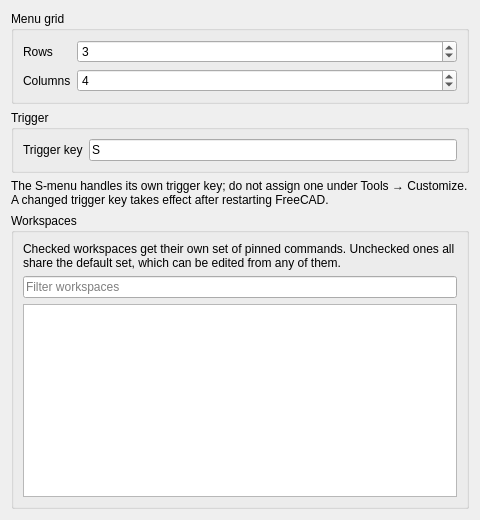
First picture: the form in Resources/ui/Preferences.ui, repository SteinerFabian0/SMenuForFreeCad, before the edit.
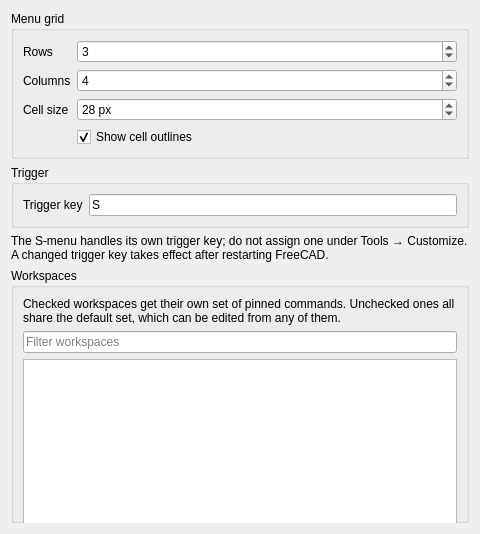
Second picture: the form after the edit.

What changed in the file:
```diff
--- a/Resources/ui/Preferences.ui
+++ b/Resources/ui/Preferences.ui
@@ -66,6 +66,45 @@
         </property>
        </widget>
       </item>
+      <item row="2" column="0">
+       <widget class="QLabel" name="cellSizeLabel">
+        <property name="text">
+         <string>Cell size</string>
+        </property>
+       </widget>
+      </item>
+      <item row="2" column="1">
+       <widget class="QSpinBox" name="cellSize">
+        <property name="toolTip">
+         <string>Edge length of one grid cell in pixels; the command icons scale with it</string>
+        </property>
+        <property name="suffix">
+         <string> px</string>
+        </property>
+        <property name="minimum">
+         <number>16</number>
+        </property>
+        <property name="maximum">
+         <number>96</number>
+        </property>
+        <property name="value">
+         <number>28</number>
+        </property>
+       </widget>
+      </item>
+      <item row="3" column="1">
+       <widget class="QCheckBox" name="showCellFrames">
+        <property name="text">
+         <string>Show cell outlines</string>
+        </property>
+        <property name="toolTip">
+         <string>Draw a box around every grid cell, including the empty ones</string>
+        </property>
+        <property name="checked">
+         <bool>true</bool>
+        </property>
+       </widget>
+      </item>
      </layout>
     </widget>
    </item>
```
